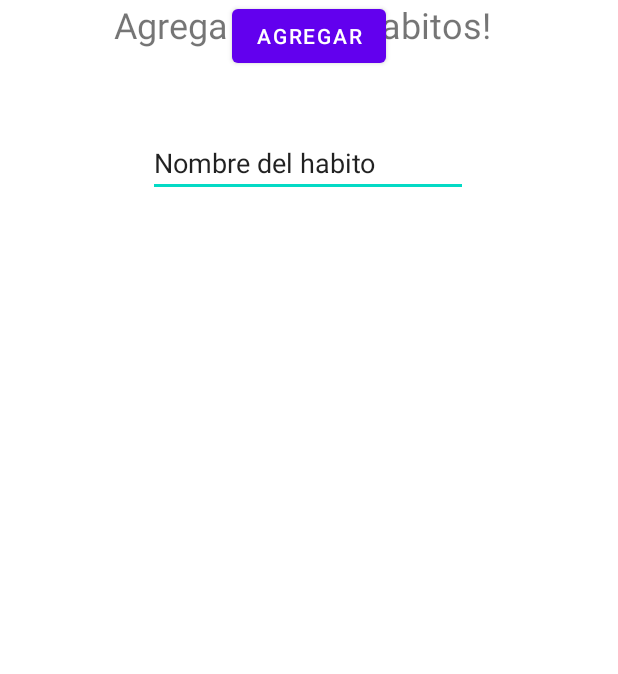
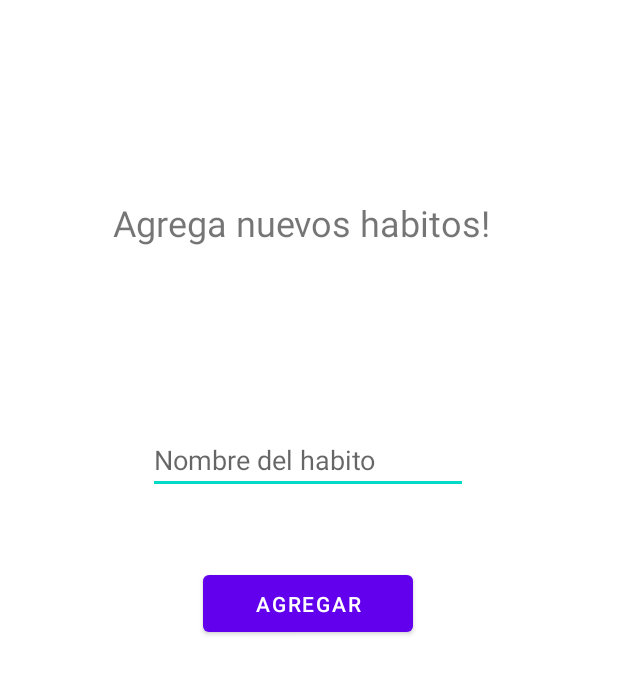
Before and after one commit to IvanHonc/21Days, an Android app: the layout fragment_create_habitos.xml on its own in the app's theme, with its tools: preview values and no code run, on a phone screen of 412 x 824 dp. Shown: the top 674 px of the screen. Run offline under Robolectric (Android 15) with nearby library versions, the light colour scheme and no system bars.

Commit message:
Rework de los habitos

```diff
--- a/app/src/main/java/mx/itesm/tacos_de_tinga_19/veintiundias/Callback.kt
+++ b/app/src/main/java/mx/itesm/tacos_de_tinga_19/veintiundias/Callback.kt
@@ -2,6 +2,6 @@ package mx.itesm.tacos_de_tinga_19.veintiundias
 
 interface Callback {
 
-    fun onCallback(value: MutableList<habitModel>?)
+    fun onCallback(value: List<Habito>)
 
 }
--- a/app/src/main/java/mx/itesm/tacos_de_tinga_19/veintiundias/MainActivity.kt
+++ b/app/src/main/java/mx/itesm/tacos_de_tinga_19/veintiundias/MainActivity.kt
@@ -67,7 +67,7 @@ class MainActivity : AppCompatActivity() {
         }
     }
 
-    private fun cambiarFragmento(fragmento: Fragment) {
+    public fun cambiarFragmento(fragmento: Fragment) {
         supportFragmentManager.beginTransaction()
             .replace(binding.contenedorFragmentos.id, fragmento)
             .addToBackStack(null)
--- a/app/src/main/res/layout/fragment_create_habitos.xml
+++ b/app/src/main/res/layout/fragment_create_habitos.xml
@@ -1,50 +1,48 @@
 <?xml version="1.0" encoding="utf-8"?>
-<androidx.constraintlayout.widget.ConstraintLayout
-    xmlns:android="http://schemas.android.com/apk/res/android"
+<androidx.constraintlayout.widget.ConstraintLayout xmlns:android="http://schemas.android.com/apk/res/android"
     xmlns:app="http://schemas.android.com/apk/res-auto"
     xmlns:tools="http://schemas.android.com/tools"
-    android:layout_width="match_parent"
-    android:layout_height="match_parent">
-
-    <androidx.constraintlayout.widget.ConstraintLayout
+    android:id="@+id/addhabitsLayout"
     android:layout_width="match_parent"
     android:layout_height="match_parent"
-        tools:layout_editor_absoluteX="16dp"
-        tools:layout_editor_absoluteY="0dp">
+    tools:context=".addHabitosFrag">
+
 
     <TextView
         android:id="@+id/textView5"
         android:layout_width="260dp"
         android:layout_height="48dp"
+        android:layout_marginTop="132dp"
         android:editable="false"
         android:text="Agrega nuevos habitos!"
         android:textSize="24sp"
         app:layout_constraintEnd_toEndOf="parent"
+        app:layout_constraintHorizontal_bias="0.496"
         app:layout_constraintStart_toStartOf="parent"
-            tools:layout_editor_absoluteY="134dp" />
+        app:layout_constraintTop_toTopOf="parent" />
 
     <EditText
         android:id="@+id/nameOfHabit"
         android:layout_width="wrap_content"
         android:layout_height="wrap_content"
-            android:layout_marginTop="79dp"
+        android:layout_marginTop="104dp"
         android:ems="10"
+        android:hint="Nombre del habito"
         android:inputType="textPersonName"
-            android:text="Nombre del habito"
-            app:layout_constraintBottom_toTopOf="@+id/addHabit"
         app:layout_constraintEnd_toEndOf="parent"
         app:layout_constraintHorizontal_bias="0.497"
         app:layout_constraintStart_toStartOf="parent"
-            app:layout_constraintTop_toBottomOf="@+id/textView5"
-            app:layout_constraintVertical_bias="0.238" />
+        app:layout_constraintTop_toBottomOf="@+id/textView5" />
 
     <Button
         android:id="@+id/addHabit"
-            android:layout_width="wrap_content"
-            android:layout_height="wrap_content"
+        android:layout_width="140dp"
+        android:layout_height="50dp"
+        android:layout_marginTop="48dp"
         android:text="Agregar"
         app:layout_constraintEnd_toEndOf="parent"
+        app:layout_constraintHorizontal_bias="0.498"
         app:layout_constraintStart_toStartOf="parent"
-            tools:layout_editor_absoluteY="419dp" />
+        app:layout_constraintTop_toBottomOf="@+id/nameOfHabit" />
+
 </androidx.constraintlayout.widget.ConstraintLayout>
-</androidx.constraintlayout.widget.ConstraintLayout>
```
Also changed, not shown: app/src/main/java/mx/itesm/tacos_de_tinga_19/veintiundias/AdaptadorHabito.kt (+18 -9 lines), app/src/main/java/mx/itesm/tacos_de_tinga_19/veintiundias/Habito.kt (+18 -1 lines), app/src/main/java/mx/itesm/tacos_de_tinga_19/veintiundias/HabitosFrag.kt (+39 -15 lines), app/src/main/java/mx/itesm/tacos_de_tinga_19/veintiundias/addHabitosFrag.kt (added, +47 -0 lines), app/src/main/java/mx/itesm/tacos_de_tinga_19/veintiundias/habitsController.kt (+33 -19 lines), app/src/main/res/layout/fragment_habitos.xml (+16 -3 lines), app/src/main/res/layout/renglon_habito.xml (+36 -6 lines). Lines whose indentation alone changed are shown as unchanged.
